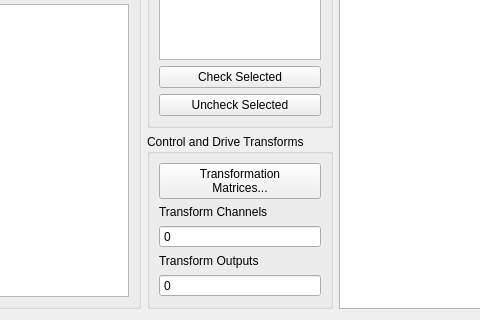
Old version of the form src/rattlesnake/components/transient_definition.ui in the repository CodyLangston34135/rattlesnake-vibration-controller; both pictures show x 193 to 673 and y 300 to 620 of the 1189 by 620 pixel window.
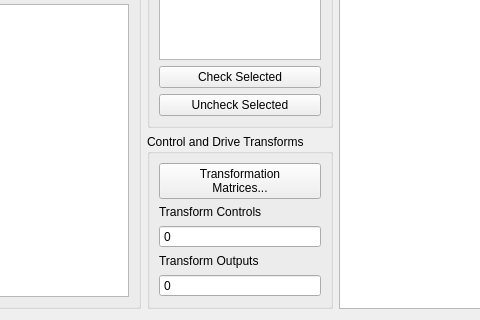
New version of the form. Custom widgets are drawn as their Qt base class.

The edit to the form file:
```diff
--- a/src/rattlesnake/components/transient_definition.ui
+++ b/src/rattlesnake/components/transient_definition.ui
@@ -460,7 +460,7 @@
           <item>
            <widget class="QLabel" name="transform_channels_label">
             <property name="text">
-             <string>Transform Channels</string>
+             <string>Transform Controls</string>
             </property>
            </widget>
           </item>
```
Left out of the diff: 61 changed lines with no effect on the pictures.
